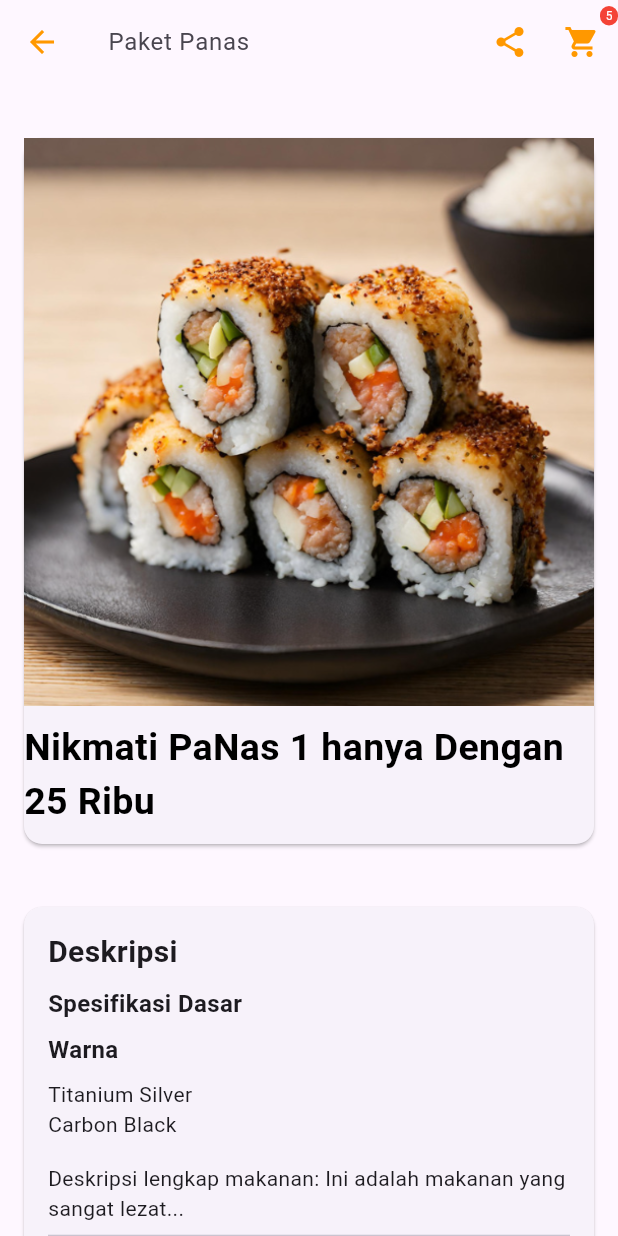
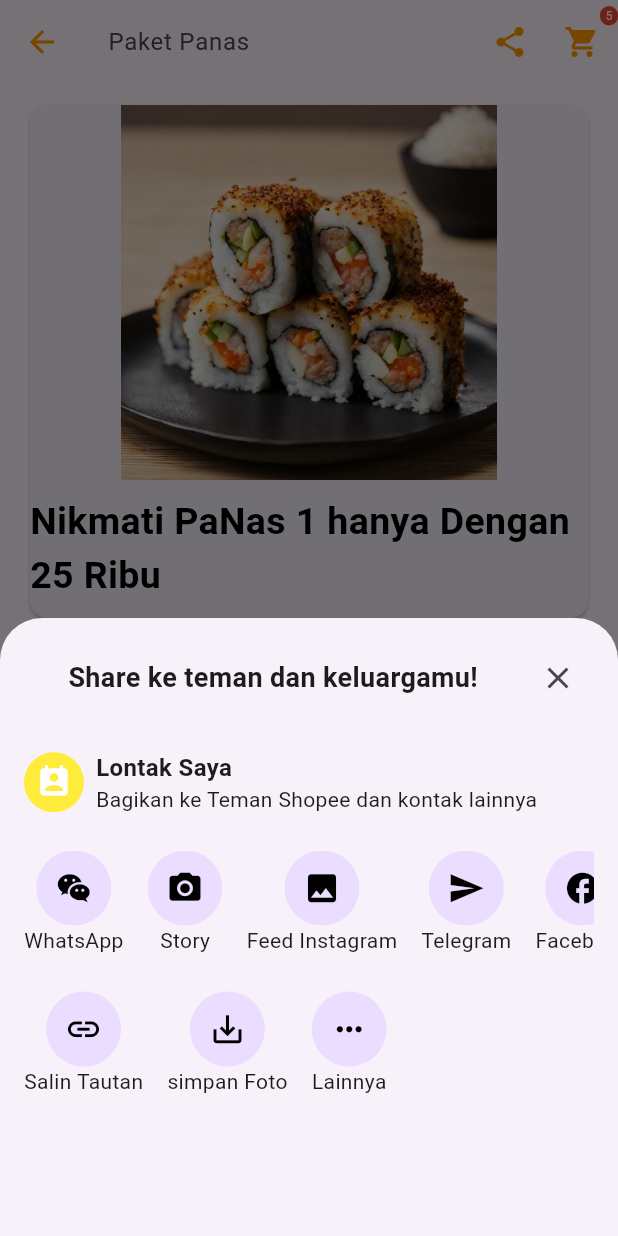
Before and after one commit to roland-pixel/tugas_akhir_pemesanan_makanan, a Flutter app: the DetailMenuPage screen opened directly, after a tap on the "share" icon, on a phone screen of 412 x 824 dp. Run offline on Flutter 3.47's test engine with Material 3 defaults, Android fonts, the phone set to English and light mode, and no system bars.

Commit message:
share widget

```diff
--- a/lib/menu/detail_menu.dart
+++ b/lib/menu/detail_menu.dart
@@ -24,7 +24,7 @@ class DetailMenuPage extends StatelessWidget {
     return Scaffold(
       appBar: AppBarKustom(),
       body: SingleChildScrollView(
-        padding: const EdgeInsets.only(top: 20),
+        padding: const EdgeInsets.only(top: 10),
         child: Column(
           crossAxisAlignment: CrossAxisAlignment.start,
           children: [
@@ -40,6 +40,7 @@ class DetailMenuPage extends StatelessWidget {
           ],
         ),
       ),
+      bottomNavigationBar: customnavigationbar(),
     );
   }
 }
@@ -69,7 +70,12 @@ class _AppBarKustomState extends State<AppBarKustom> {
       actions: [
         IconButton(
           icon: Icon(Icons.share, color: Colors.orange),
-          onPressed: () {},
+          onPressed: () {
+            showModalBottomSheet(
+              context: context,
+              builder: (context) => ShareWidget(),
+            );
+          },
         ),
         Stack(
           children: [
@@ -109,12 +115,16 @@ class _AppBarKustomState extends State<AppBarKustom> {
 class MenuWidget extends StatelessWidget {
   @override
   Widget build(BuildContext context) {
-    return Card(
-      margin:
-          EdgeInsets.all(16), // Padding untuk menambahkan ruang di sekitar card
+    return Container(
+        width: MediaQuery.of(context).size.width,
+        margin: EdgeInsets.symmetric(horizontal: 16),
+        child: Card(
           child: Column(
             children: [
-          Image.asset('assets/images/sushi1.png'),
+              Image.asset(
+                'assets/images/sushi1.png',
+                height: 250,
+              ),
               SizedBox(height: 10),
               Text(
                 'Nikmati PaNas 1 hanya Dengan 25 Ribu',
@@ -127,7 +137,7 @@ class MenuWidget extends StatelessWidget {
               SizedBox(height: 10), // Menambahkan jarak setelah teks
             ],
           ),
-    );
+        ));
   }
 }
 
@@ -159,11 +169,6 @@ class _DeskripsiWidgetState extends State<DeskripsiWidget> {
             Text(
               'Deskripsi',
               style: TextStyle(fontSize: 20, fontWeight: FontWeight.bold),
-            ),
-            SizedBox(height: 8),
-            Text(
-              'Spesifikasi Dasar',
-              style: TextStyle(fontSize: 16, fontWeight: FontWeight.bold),
             ),
             SizedBox(height: 8),
             Text(
@@ -270,40 +275,109 @@ class RatingCard extends StatelessWidget {
 
   @override
   Widget build(BuildContext context) {
-    return Card(
-      margin: EdgeInsets.symmetric(vertical: 10),
-      child: Padding(
-        padding: const EdgeInsets.all(16),
+    double cardWidth = MediaQuery.of(context).size.width * 0.8;
+
+    return Center(
+      child: Card(
+        margin: EdgeInsets.symmetric(vertical: 20),
+        child: Container(
+          width: cardWidth,
+          padding: const EdgeInsets.all(8),
           child: Column(
             crossAxisAlignment: CrossAxisAlignment.start,
             children: [
               Text(
                 nama,
-              style: TextStyle(fontSize: 18, fontWeight: FontWeight.bold),
+                style: TextStyle(fontSize: 16, fontWeight: FontWeight.bold),
               ),
               SizedBox(height: 4),
               Text(
                 'Pengguna MCD App sejak $penggunaSejak',
-              style: TextStyle(fontSize: 14, color: Colors.grey),
+                style: TextStyle(fontSize: 12, color: Colors.grey),
               ),
-            SizedBox(height: 8),
+              SizedBox(height: 6),
               Text(
                 'Rating: $rating',
-              style: TextStyle(fontSize: 16),
+                style: TextStyle(fontSize: 14),
               ),
-            SizedBox(
-              height: 4,
-            ),
-            Text(komentar),
-            SizedBox(height: 8),
+              SizedBox(height: 4),
+              Text(komentar, style: TextStyle(fontSize: 14)),
+              SizedBox(height: 6),
               Text(
                 menu,
-              style: TextStyle(fontSize: 16, fontWeight: FontWeight.bold),
+                style: TextStyle(fontSize: 14, fontWeight: FontWeight.bold),
               ),
               SizedBox(height: 4),
               Text(
                 tanggal,
-              style: TextStyle(color: Colors.grey),
+                style: TextStyle(fontSize: 12, color: Colors.grey),
+              ),
+            ],
+          ),
+        ),
+      ),
+    );
+  }
+}
+
+class customnavigationbar extends StatelessWidget {
+  const customnavigationbar({super.key});
+  @override
+  Widget build(BuildContext context) {
+    return BottomAppBar(
+      color: Colors.white,
+      padding: EdgeInsets.zero,
+      child: Container(
+        height: 40,
+        color: Colors.tealAccent,
+        child: Row(
+          children: [
+            Container(
+              width: 120,
+              child: IconButton(
+                icon: Icon(Icons.chat),
+                onPressed: () {},
+              ),
+            ),
+            Container(
+              width: 1,
+              height: 40,
+              color: Colors.grey,
+            ),
+            Container(
+              width: 120,
+              child: IconButton(
+                icon: Icon(Icons.shopping_cart),
+                onPressed: () {},
+              ),
+            ),
+            Expanded(
+              child: GestureDetector(
+                onTap: () {},
+                child: Container(
+                  color: Colors.orange,
+                  alignment: Alignment.center,
+                  child: Column(
+                    mainAxisSize: MainAxisSize.min,
+                    children: [
+                      Text(
+                        'Beli Dengan',
+                        style: TextStyle(
+                          color: Colors.white,
+                          fontWeight: FontWeight.bold,
+                        ),
+                      ),
+                      Text(
+                        'Voucher Rp5.524.053',
+                        style: TextStyle(
+                          color: Colors.white,
+                          fontWeight: FontWeight.bold,
+                        ),
+                      ),
+                    ],
+                  ),
+                ),
+              ),
             ),
           ],
         ),
@@ -311,3 +385,117 @@ class RatingCard extends StatelessWidget {
     );
   }
 }
+
+class ShareWidget extends StatelessWidget {
+  @override
+  Widget build(BuildContext context) {
+    return Container(
+      height: MediaQuery.of(context).size.height * 0.5,
+      padding: EdgeInsets.all(16),
+      child: Column(
+        crossAxisAlignment: CrossAxisAlignment.start,
+        children: [
+          Row(
+            mainAxisAlignment: MainAxisAlignment.spaceBetween,
+            children: [
+              Expanded(
+                child: Center(
+                  child: Text(
+                    'Share ke teman dan keluargamu!',
+                    style: TextStyle(fontSize: 18, fontWeight: FontWeight.bold),
+                  ),
+                ),
+              ),
+              IconButton(
+                icon: Icon(Icons.close),
+                onPressed: () {
+                  Navigator.of(context).pop();
+                },
+              ),
+            ],
+          ),
+          SizedBox(height: 24),
+          Row(
+            children: [
+              CircleAvatar(
+                radius: 20,
+                backgroundColor: Colors.yellow,
+                child: Icon(Icons.perm_contact_cal, color: Colors.white),
+              ),
+              SizedBox(width: 8),
+              Column(
+                crossAxisAlignment: CrossAxisAlignment.start,
+                children: [
+                  Text(
+                    'Lontak Saya',
+                    style: TextStyle(fontSize: 16, fontWeight: FontWeight.bold),
+                  ),
+                  Text(
+                    'Bagikan ke Teman Shopee dan kontak lainnya',
+                    style: TextStyle(fontSize: 14),
+                  ),
+                ],
+              )
+            ],
+          ),
+          SizedBox(height: 24),
+          SingleChildScrollView(
+            scrollDirection: Axis.horizontal,
+            child: Wrap(
+              spacing: 16,
+              children: [
+                ShareButton(icon: Icons.wechat_sharp, label: 'WhatsApp'),
+                ShareButton(icon: Icons.camera_alt, label: 'Story'),
+                ShareButton(icon: Icons.photo, label: 'Feed Instagram'),
+                ShareButton(icon: Icons.send, label: 'Telegram'),
+                ShareButton(icon: Icons.facebook, label: 'Facebook'),
+                ShareButton(icon: Icons.wechat_sharp, label: 'WhatsApp'),
+                ShareButton(icon: Icons.camera_alt, label: 'Story'),
+                ShareButton(icon: Icons.photo, label: 'Feed Instagram'),
+                ShareButton(icon: Icons.send, label: 'Telegram'),
+                ShareButton(icon: Icons.facebook, label: 'Facebook'),
+              ],
+            ),
+          ),
+          SizedBox(height: 24),
+          SingleChildScrollView(
+            scrollDirection: Axis.horizontal,
+            child: Wrap(
+              spacing: 16,
+              children: [
+                ShareButton(icon: Icons.link, label: 'Salin Tautan'),
+                ShareButton(icon: Icons.save_alt, label: 'simpan Foto'),
+                ShareButton(icon: Icons.more_horiz, label: 'Lainnya'),
+              ],
+            ),
+          )
+        ],
+      ),
+    );
+  }
+}
+
+class ShareButton extends StatelessWidget {
+  final IconData icon;
+  final String label;
+  ShareButton({required this.icon, required this.label});
+  @override
+  Widget build(BuildContext context) {
+    return Column(
+      children: [
+        CircleAvatar(
+          radius: 25,
+          child: IconButton(
+            icon: Icon(
+              icon,
+              size: 25,
+              color: Colors.black,
+            ),
+            onPressed: () {},
+          ),
+        ),
+        Text(label),
+      ],
+    );
+  }
+}
--- a/pubspec.yaml
+++ b/pubspec.yaml
@@ -30,6 +30,7 @@ environment:
 dependencies:
   flutter:
     sdk: flutter
+    share: ^2.0.4
 
 
   # The following adds the Cupertino Icons font to your application.
```
Lines whose indentation alone changed are shown as unchanged.
